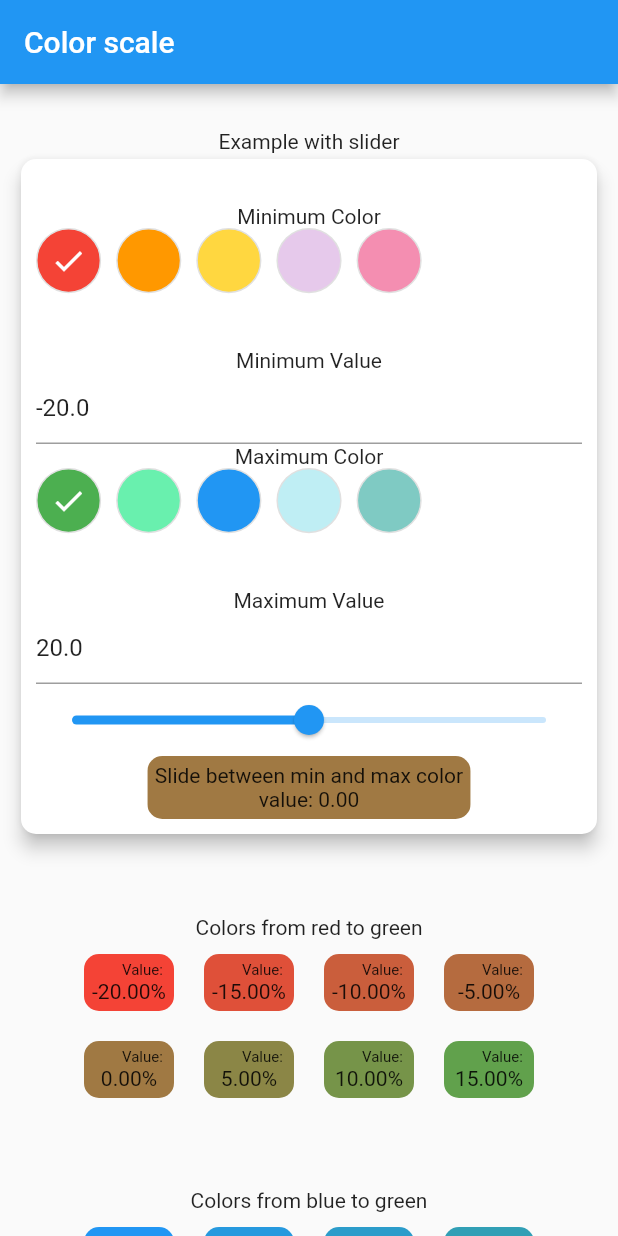
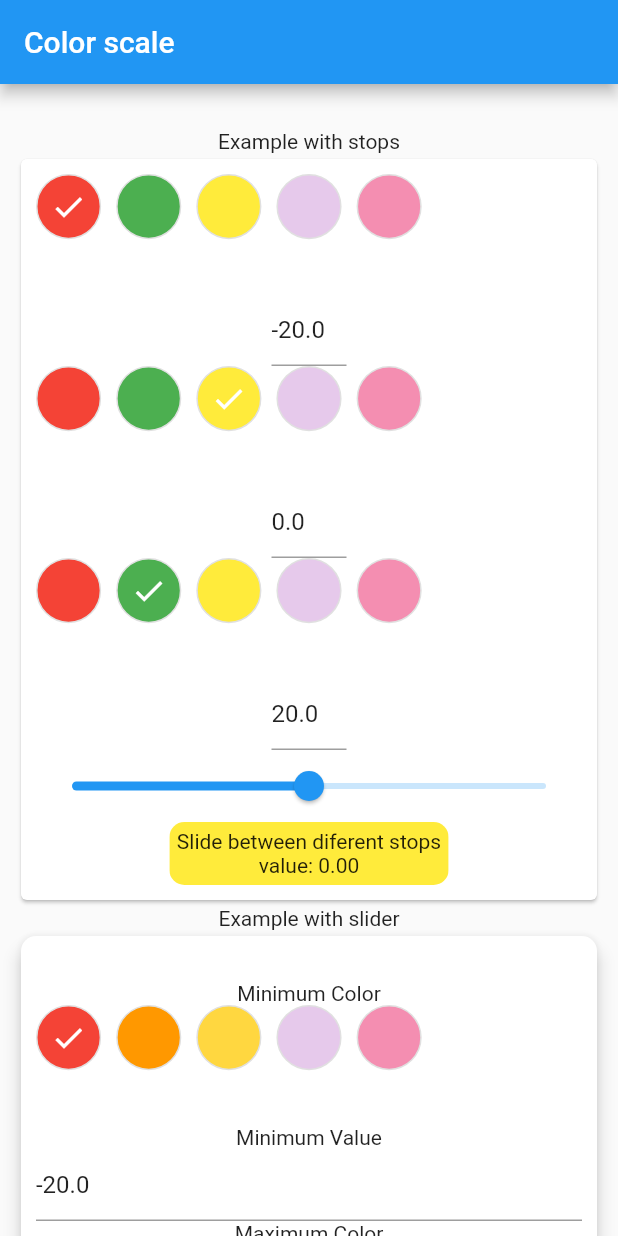
Before and after one commit to ivofernandes/color_scale, a Flutter app: the screen it shows after launch, on a phone screen of 412 x 824 dp. Run offline on Flutter 3.47's test engine with Material 2 defaults, Android fonts, the phone set to English and light mode, and no system bars.

Commit message:
Added new widget that supports stops

```diff
--- a/example/lib/main.dart
+++ b/example/lib/main.dart
@@ -24,9 +24,17 @@ class MyApp extends StatelessWidget {
             child: Container(
               margin: const EdgeInsets.all(10),
               child: Column(
-                children: const [
+                children: [
                   SizedBox(
                     height: 20,
+                  ),
+                  Text('Example with stops'),
+                  StopsValueAndColorsWidget(
+                    colorStops: <double, Color>{
+                      -20: Colors.red,
+                      0: Colors.yellow,
+                      20: Colors.green,
+                    },
                   ),
                   Text('Example with slider'),
                   ExampleWithSlider(
@@ -203,7 +211,10 @@ class _ExampleWithSliderState extends State<ExampleWithSlider> {
                           Text(widget.text),
                           Text('value: ${value.toStringAsFixed(2)}')
                         ],
-                            )))),
+                      ),
+                    ),
+                  ),
+                ),
               ],
             ),
           ],
@@ -377,3 +388,106 @@ class TestColorScale extends StatelessWidget {
     );
   }
 }
+
+class StopsValueAndColorsWidget extends StatefulWidget {
+  final Map<double, Color> colorStops;
+
+  const StopsValueAndColorsWidget({
+    required this.colorStops,
+    super.key,
+  });
+
+  @override
+  State<StopsValueAndColorsWidget> createState() =>
+      _StopsValueAndColorsWidgetState();
+}
+
+class _StopsValueAndColorsWidgetState extends State<StopsValueAndColorsWidget> {
+  Map<double, Color> colorStops = {};
+  double value = 0;
+
+  @override
+  void initState() {
+    super.initState();
+
+    colorStops = widget.colorStops;
+  }
+
+  @override
+  Widget build(BuildContext context) {
+    return Container(
+      child: Card(
+        child: Container(
+          margin: const EdgeInsets.all(10),
+          child: Column(
+            children: [
+              Column(
+                children: colorStops.keys.map((stopValue) {
+                  Color stopColor = colorStops[stopValue]!;
+                  return Column(
+                    mainAxisAlignment: MainAxisAlignment.spaceBetween,
+                    children: [
+                      MyColorPicker(
+                        onSelectColor: (color) => setState(() {
+                          colorStops[stopValue] = color;
+                        }),
+                        initialColor: stopColor,
+                        availableColors: [
+                          Colors.red,
+                          Colors.green,
+                          Colors.yellow,
+                          Colors.purple.withOpacity(0.25),
+                          Colors.pink.withOpacity(0.5)
+                        ],
+                      ),
+                      Container(
+                        width: 50,
+                        child: TextField(
+                          keyboardType: TextInputType.number,
+                          controller:
+                              TextEditingController(text: stopValue.toString()),
+                          onChanged: (inputValue) => setState(() {
+                            double newValue = double.parse(inputValue);
+                            colorStops.remove(stopValue);
+                            colorStops[newValue] = stopColor;
+                          }),
+                        ),
+                      ),
+                    ],
+                  );
+                }).toList(),
+              ),
+              Slider(
+                  min: colorStops.keys.first,
+                  max: colorStops.keys.last,
+                  value: value,
+                  onChanged: onSliderMove),
+              ClipRRect(
+                borderRadius: const BorderRadius.all(Radius.circular(10.0)),
+                child: ColorScaleStopsWidget(
+                  value: value,
+                  colorStops: colorStops,
+                  child: Container(
+                    margin: const EdgeInsets.all(5),
+                    child: Column(
+                      children: [
+                        Text('Slide between diferent stops'),
+                        Text('value: ${value.toStringAsFixed(2)}')
+                      ],
+                    ),
+                  ),
+                ),
+              ),
+            ],
+          ),
+        ),
+      ),
+    );
+  }
+
+  void onSliderMove(double value) {
+    setState(() {
+      this.value = value;
+    });
+  }
+}
--- a/lib/color_scale.dart
+++ b/lib/color_scale.dart
@@ -1,3 +1,4 @@
 library color_scale;
 
+export 'package:color_scale/src/color_scale_stops_widget.dart';
 export 'package:color_scale/src/color_scale_widget.dart';
--- /dev/null
+++ b/lib/src/color_scale_stops_widget.dart
@@ -0,0 +1,75 @@
+import 'package:flutter/material.dart';
+
+/// This ColorScaleStopsWidget works by first checking if the value
+/// is lower or higher than the lowest or highest stop respectively.
+///
+/// If it is, it returns the corresponding color.
+/// If it's within the range of the stops, it finds the two closest stops
+/// to the value and calculates the percentage of each stop's color
+/// based on the value.
+///
+/// Finally, it mixes the two colors based on their percentages
+/// to get the final color for the value.
+class ColorScaleStopsWidget extends StatelessWidget {
+  final double value;
+  final Map<double, Color> colorStops;
+  final Widget? child;
+
+  const ColorScaleStopsWidget({
+    required this.value,
+    required this.colorStops,
+    this.child,
+    Key? key,
+  }) : super(key: key);
+
+  @override
+  Widget build(BuildContext context) {
+    Color color = _getColorForValue(value);
+    return Container(
+      color: color,
+      child: child,
+    );
+  }
+
+  Color _getColorForValue(double value) {
+    // Check if the value is lower than the lowest stop
+    if (value < colorStops.keys.first) {
+      return colorStops.values.first;
+    }
+    // Check if the value is higher than the highest stop
+    if (value > colorStops.keys.last) {
+      return colorStops.values.last;
+    }
+    // Find the two closest stops
+    double prevStop = 0;
+    double nextStop = 0;
+    Color prevColor = Colors.black;
+    Color nextColor = Colors.black;
+    for (var stop in colorStops.keys) {
+      if (stop <= value) {
+        prevStop = stop;
+        prevColor = colorStops[stop]!;
+      } else {
+        nextStop = stop;
+        nextColor = colorStops[stop]!;
+        break;
+      }
+    }
+    // Calculate the percentage of each color based on the value
+    double range = nextStop - prevStop;
+    double relativeValue = value - prevStop;
+    double percentageOfNextColor = relativeValue / range;
+    percentageOfNextColor = percentageOfNextColor.clamp(0, 1);
+    double percentageOfPrevColor = 1 - percentageOfNextColor;
+    // Mix the colors based on the percentage
+    double green = prevColor.green * percentageOfPrevColor +
+        nextColor.green * percentageOfNextColor;
+    double blue = prevColor.blue * percentageOfPrevColor +
+        nextColor.blue * percentageOfNextColor;
+    double red = prevColor.red * percentageOfPrevColor +
+        nextColor.red * percentageOfNextColor;
+    double opacity = prevColor.opacity * percentageOfPrevColor +
+        nextColor.opacity * percentageOfNextColor;
+    return Color.fromRGBO(red.toInt(), green.toInt(), blue.toInt(), opacity);
+  }
+}
```
Lines whose indentation alone changed are shown as unchanged.
